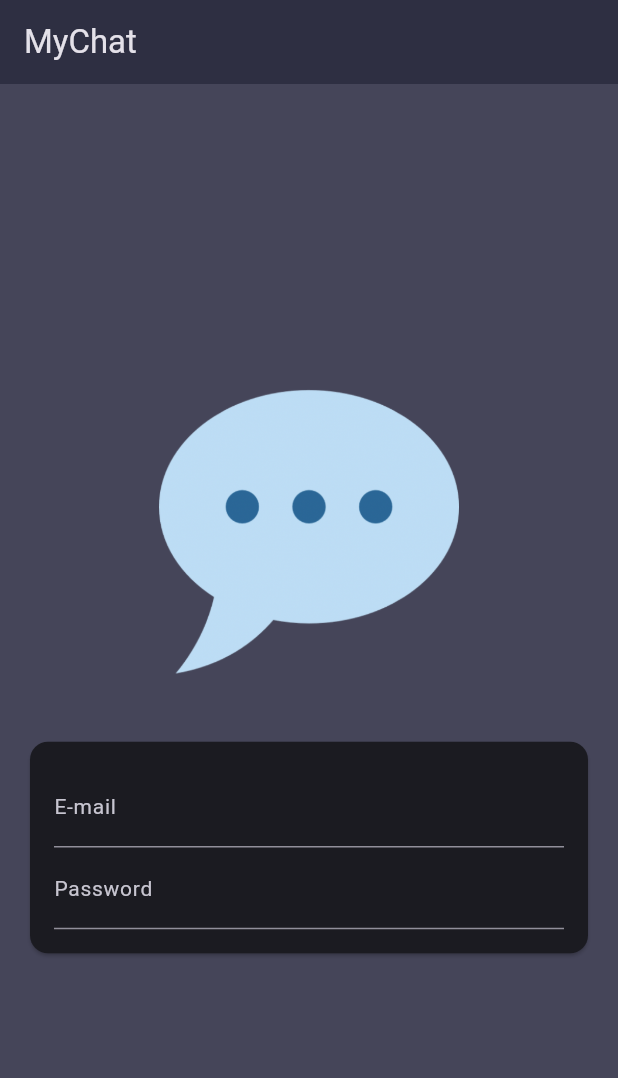
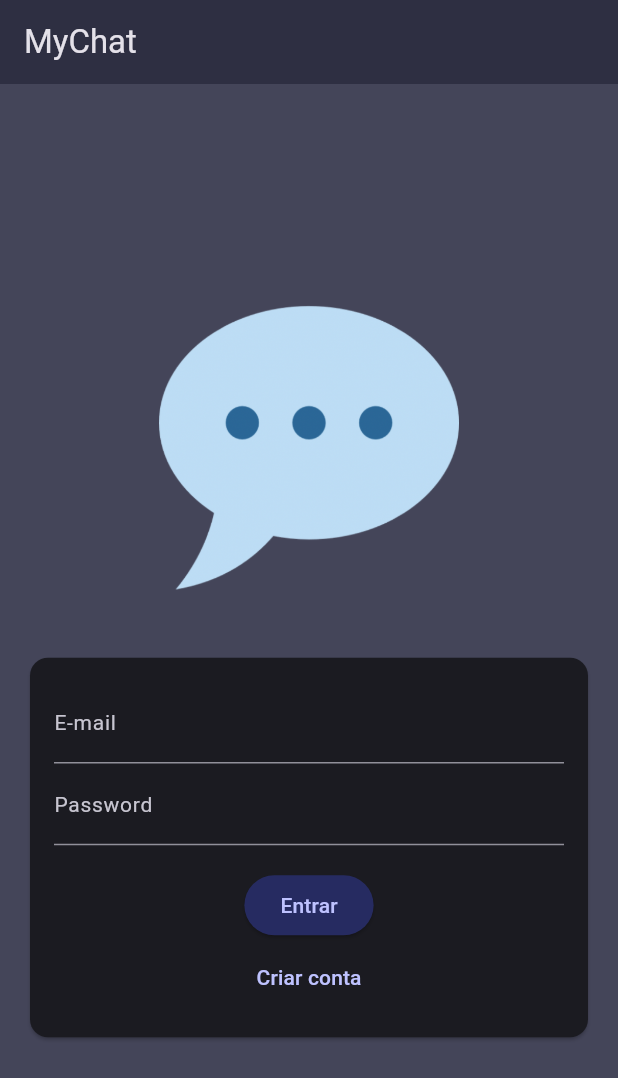
Before and after one commit to Gabrielst27/my_chat, a Flutter app: the screen it shows after launch, on a phone screen of 412 x 824 dp. Shown: the top 1078 px of the screen. Run offline on Flutter 3.47's test engine with Material 3 defaults, Android fonts, the phone set to English and light mode, and no system bars.

Commit message:
feat: creating user auth form

```diff
--- a/lib/main.dart
+++ b/lib/main.dart
@@ -11,6 +11,10 @@ class App extends StatelessWidget {
 
   @override
   Widget build(BuildContext context) {
-    return MaterialApp(theme: theme, home: const AuthScreen());
+    return MaterialApp(
+      darkTheme: darkTheme,
+      themeMode: ThemeMode.dark,
+      home: const AuthScreen(),
+    );
   }
 }
--- a/lib/screens/auth_screen.dart
+++ b/lib/screens/auth_screen.dart
@@ -8,6 +8,8 @@ class AuthScreen extends StatefulWidget {
 }
 
 class _AuthScreenState extends State<AuthScreen> {
+  bool _isLogin = true;
+
   @override
   Widget build(BuildContext context) {
     return Scaffold(
@@ -58,6 +60,21 @@ class _AuthScreenState extends State<AuthScreen> {
                             ),
                             obscureText: true,
                           ),
+                          const SizedBox(height: 16),
+                          ElevatedButton(
+                            onPressed: () {},
+                            child: Text(_isLogin ? 'Entrar' : 'Cadastrar'),
+                          ),
+                          TextButton(
+                            onPressed: () {
+                              setState(() {
+                                _isLogin = !_isLogin;
+                              });
+                            },
+                            child: Text(
+                              _isLogin ? 'Criar conta' : 'Já possuo uma conta',
+                            ),
+                          ),
                         ],
                       ),
                     ),
--- a/lib/theme.dart
+++ b/lib/theme.dart
@@ -2,11 +2,10 @@ import 'package:flutter/material.dart';
 
 final darkColorScheme = ColorScheme.fromSeed(
   brightness: Brightness.dark,
-  seedColor: Color.fromARGB(255, 4, 3, 71),
-  surface: Color.fromARGB(255, 36, 39, 59),
+  seedColor: Color.fromARGB(255, 0, 10, 148),
 );
 
-final theme = ThemeData().copyWith(
+final darkTheme = ThemeData().copyWith(
   colorScheme: darkColorScheme,
   scaffoldBackgroundColor: darkColorScheme.secondaryContainer,
   appBarTheme: AppBarTheme().copyWith(
@@ -15,4 +14,7 @@ final theme = ThemeData().copyWith(
   inputDecorationTheme: InputDecorationTheme().copyWith(
     labelStyle: TextStyle(fontSize: 14),
   ),
+  elevatedButtonTheme: ElevatedButtonThemeData(
+    style: ElevatedButton.styleFrom(backgroundColor: darkColorScheme.onPrimary),
+  ),
 );
```
